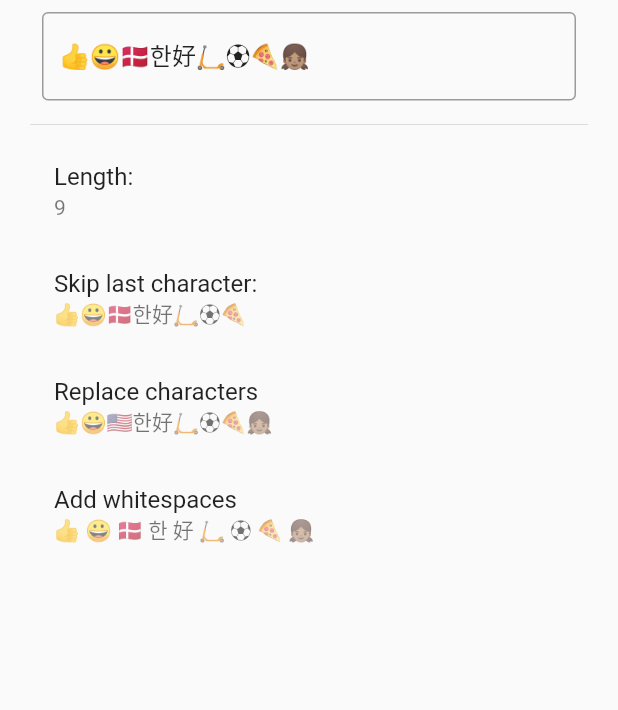
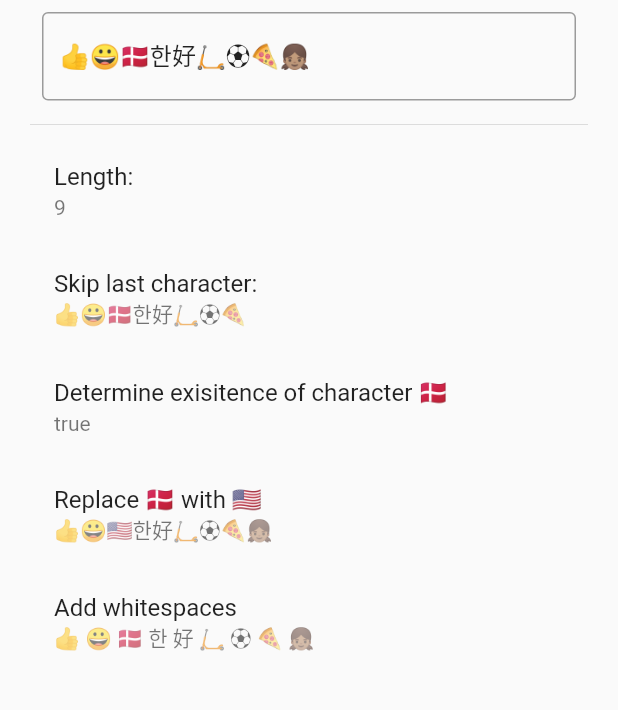
Before and after one commit to InMatrix/text_input_demo, a Flutter app: the screen it shows after launch, on a phone screen of 412 x 824 dp, the part 246-956 px from its top. Run offline on Flutter 3.47's test engine with Material 2 defaults, Android fonts, the phone set to English and light mode, and no system bars.

Commit message:
Add an example for determine the existence of a character

```diff
--- a/lib/main.dart
+++ b/lib/main.dart
@@ -63,6 +63,14 @@ class _MyHomePageState extends State<MyHomePage> {
     }
   }
 
+  bool _characterExist(String input, String character, bool useCharactersAPI) {
+    if (useCharactersAPI) {
+      return Characters(input).contains(character);
+    } else {
+      return input.contains(character);
+    }
+  }
+
   String _replaceCharacters(String input, bool useCharactersAPI) {
     if (useCharactersAPI) {
       return Characters(input)
@@ -84,7 +92,6 @@ class _MyHomePageState extends State<MyHomePage> {
         myString = myString + input[i] + ' ';
       }
     }
-
     return myString;
   }
 
@@ -153,7 +160,12 @@ class _MyHomePageState extends State<MyHomePage> {
                       "${_skipLastCharacter(_controller.text, _useCharactersAPI)}"),
                 ),
                 ListTile(
-                  title: Text("Replace characters"),
+                  title: Text("Determine exisitence of character 🇩🇰"),
+                  subtitle: Text(
+                      "${_characterExist(_controller.text, '🇩🇰', _useCharactersAPI)}"),
+                ),
+                ListTile(
+                  title: Text("Replace 🇩🇰 with 🇺🇸"),
                   subtitle: Text(
                       "${_replaceCharacters(_controller.text, _useCharactersAPI)}"),
                 ),
```
